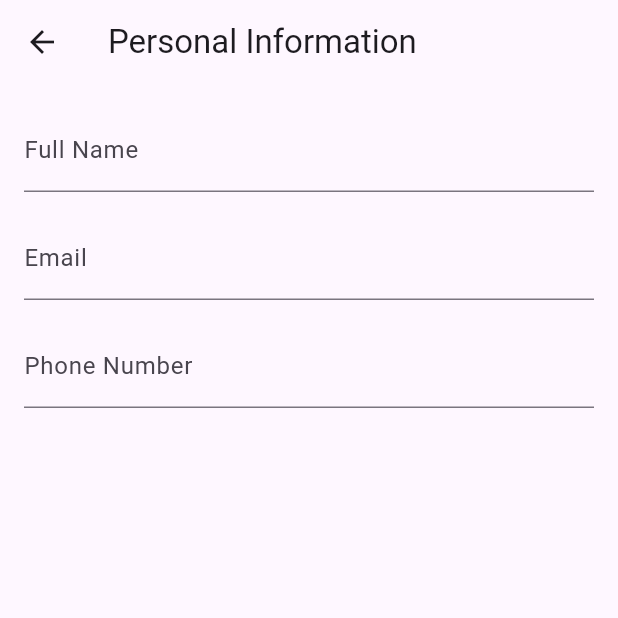
After one commit to reyhanlioglu/flutter_edd, a Flutter app: the PersonalInformationPage screen opened by its route, on a phone screen of 412 x 824 dp, the top half of it. The commit adds this screen. Run offline on Flutter 3.47's test engine with Material 3 defaults, Android fonts, the phone set to English and light mode, and no system bars; our stand-ins replace app_links, bloc, equatable, flutter_bloc, rxdart; missing offline and left inert: jwt_decode.

Commit message:
Example: Add personal information page

```diff
--- a/example/lib/common_events/event_ids.dart
+++ b/example/lib/common_events/event_ids.dart
@@ -1,5 +1,6 @@
 enum EventId {
   displayPageHotelSelection,
+  displayPagePersonalInformation,
   displayWidgetSearchHotelCard,
   searchHotelCardEventAutofillFields,
 }
--- a/example/lib/hotel_selection/widgets/hotel_selection_item_widget/bloc/hotel_selection_item_cubit.dart
+++ b/example/lib/hotel_selection/widgets/hotel_selection_item_widget/bloc/hotel_selection_item_cubit.dart
@@ -1,3 +1,4 @@
+import 'package:example/core/navigation/navigation_listener_event.dart';
 import 'package:example/hotel_selection/widgets/hotel_selection_item_widget/bloc/hotel_selection_item_event.dart';
 import 'package:example/hotel_selection/widgets/hotel_selection_item_widget/models/hotel_selection_item_model.dart';
 import 'package:flutter_edd/flutter_edd.dart';
@@ -23,4 +24,14 @@ class HotelSelectionItemCubit extends Cubit<HotelSelectionItemState> with EventB
       },
     );
   }
+
+  void onItemSelected() {
+    sendEvent<EventBus>(
+      NavigationEvent(
+        data: NavigationEventData(
+          navigationType: const NavigationTypePush(path: '/personal-information'),
+        ),
+      ),
+    );
+  }
 }
--- a/example/lib/hotel_selection/widgets/hotel_selection_item_widget/hotel_selection_item_widget.dart
+++ b/example/lib/hotel_selection/widgets/hotel_selection_item_widget/hotel_selection_item_widget.dart
@@ -16,6 +16,8 @@ class HotelSelectionItemWidget extends StatelessWidget {
         builder: (context, state) {
           return Padding(
             padding: const EdgeInsets.symmetric(horizontal: 16.0, vertical: 4),
+            child: InkWell(
+              onTap: ()=>context.read<HotelSelectionItemCubit>().onItemSelected(),
               child: Card(
                 shape: state.isHighlighted
                     ? RoundedRectangleBorder(
@@ -35,6 +37,7 @@ class HotelSelectionItemWidget extends StatelessWidget {
                   ),
                 ),
               ),
+            ),
           );
         },
       ),
--- a/example/lib/main.dart
+++ b/example/lib/main.dart
@@ -2,6 +2,7 @@ import 'package:example/core/deep_link/deep_link_listener.dart';
 import 'package:example/core/navigation/navigation_listener_cubit.dart';
 import 'package:example/dashboard/dashboard_page.dart';
 import 'package:example/hotel_selection/hotel_selection_page.dart';
+import 'package:example/personal_information/personal_information_page.dart';
 import 'package:flutter/material.dart';
 import 'package:flutter_bloc/flutter_bloc.dart';
 
@@ -46,6 +47,8 @@ class MyApp extends StatelessWidget {
                         numberOfPeople: int.parse(arguments['numberOfPeople']!),
                       ),
                     );
+                  case '/personal-information':
+                    return MaterialPageRoute(builder: (context) => const PersonalInformationPage());
                   default:
                     return null;
                 }
--- /dev/null
+++ b/example/lib/personal_information/bloc/personal_information_cubit.dart
@@ -0,0 +1,46 @@
+import 'package:equatable/equatable.dart';
+import 'package:example/common_events/common_events.dart';
+import 'package:example/common_events/event_ids.dart';
+import 'package:example/personal_information/bloc/personal_information_event.dart';
+import 'package:flutter/cupertino.dart';
+import 'package:flutter_edd/flutter_edd.dart';
+
+part 'personal_information_state.dart';
+
+class PersonalInformationCubit extends Cubit<PersonalInformationState> with EventBusListener {
+  final TextEditingController fullNameController = TextEditingController();
+  final TextEditingController emailController = TextEditingController();
+  final TextEditingController phoneNumberController = TextEditingController();
+
+  PersonalInformationCubit() : super(const PersonalInformationState()) {
+    _listenEventBus();
+    EventBus.instance.sendEvent(CommonEventDisplayWidget(id: EventId.displayPagePersonalInformation));
+  }
+
+  void _listenEventBus() {
+    listenEvent<EventBus, PersonalInformationEventSetFullName>(
+      onEventReceived: (event) => fullNameController.text = event.data,
+    );
+    listenEvent<EventBus, PersonalInformationEventSetEmail>(
+      onEventReceived: (event) => emailController.text = event.data,
+    );
+    listenEvent<EventBus, PersonalInformationEventSetPhoneNumber>(
+      onEventReceived: (event) => phoneNumberController.text = event.data,
+    );
+  }
+
+  void setFullName(String fullName) {
+    sendEvent<EventBus>(PersonalInformationEventSetFullName(data: fullName));
+  }
+
+  void setEmail(String email) {
+    sendEvent<EventBus>(PersonalInformationEventSetEmail(data: email));
+  }
+
+  void setPhoneNumber(String phoneNumber) {
+    sendEvent<EventBus>(PersonalInformationEventSetPhoneNumber(data: phoneNumber));
+  }
+
+  @override
+  List<BaseEventBus> get eventBuses => [EventBus.instance];
+}
--- /dev/null
+++ b/example/lib/personal_information/bloc/personal_information_event.dart
@@ -0,0 +1,14 @@
+import 'package:example/common_events/event_ids.dart';
+import 'package:flutter_edd/flutter_edd.dart';
+
+class PersonalInformationEventSetFullName extends BaseDataEvent<String, dynamic, EventId> {
+  PersonalInformationEventSetFullName({required super.data, super.id, super.preconditionedEventId});
+}
+
+class PersonalInformationEventSetEmail extends BaseDataEvent<String, dynamic, EventId> {
+  PersonalInformationEventSetEmail({required super.data, super.id, super.preconditionedEventId});
+}
+
+class PersonalInformationEventSetPhoneNumber extends BaseDataEvent<String, dynamic, EventId> {
+  PersonalInformationEventSetPhoneNumber({required super.data, super.id, super.preconditionedEventId});
+}
--- /dev/null
+++ b/example/lib/personal_information/bloc/personal_information_state.dart
@@ -0,0 +1,8 @@
+part of 'personal_information_cubit.dart';
+
+class PersonalInformationState extends Equatable {
+  const PersonalInformationState();
+
+  @override
+  List<Object> get props => [];
+}
--- /dev/null
+++ b/example/lib/personal_information/personal_information_page.dart
@@ -0,0 +1,46 @@
+import 'package:example/hotel_selection/bloc/hotel_selection_cubit.dart';
+import 'package:example/hotel_selection/repository/hotel_selection_repository.dart';
+import 'package:example/hotel_selection/widgets/hotel_selection_item_widget/hotel_selection_item_widget.dart';
+import 'package:example/personal_information/bloc/personal_information_cubit.dart';
+import 'package:flutter/material.dart';
+import 'package:flutter_bloc/flutter_bloc.dart';
+
+class PersonalInformationPage extends StatelessWidget {
+  const PersonalInformationPage({super.key});
+
+  @override
+  Widget build(BuildContext context) {
+    return BlocProvider(
+      create: (context) => PersonalInformationCubit(),
+      child: Scaffold(
+        appBar: AppBar(title: const Text('Personal Information')),
+        body: BlocBuilder<PersonalInformationCubit, PersonalInformationState>(
+          builder: (context, state) {
+            return Padding(
+              padding: const EdgeInsets.all(16.0),
+              child: Column(
+                children: [
+
+                  TextFormField(
+                    controller: context.read<PersonalInformationCubit>().fullNameController,
+                    decoration: const InputDecoration(labelText: 'Full Name'),
+                  ),
+                  const SizedBox(height: 16),
+                  TextFormField(
+                    controller: context.read<PersonalInformationCubit>().emailController,
+                    decoration: const InputDecoration(labelText: 'Email'),
+                  ),
+                  const SizedBox(height: 16),
+                  TextFormField(
+                    controller: context.read<PersonalInformationCubit>().phoneNumberController,
+                    decoration: const InputDecoration(labelText: 'Phone Number'),
+                  ),
+                ],
+              ),
+            );
+          },
+        ),
+      ),
+    );
+  }
+}
```
Lines whose indentation alone changed are shown as unchanged.
